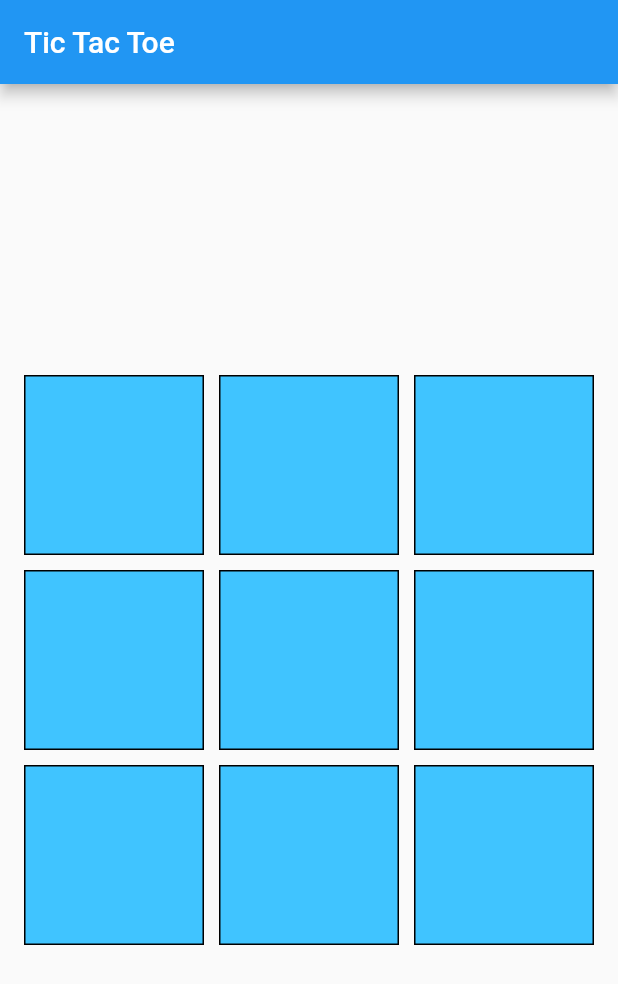
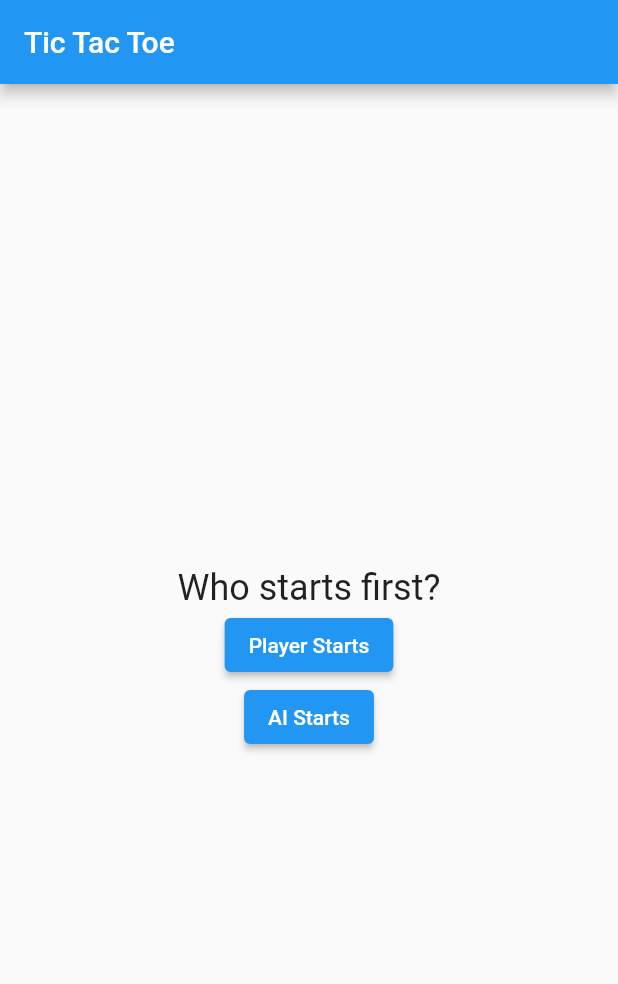
Before and after one commit to FairyEvilMoon/tictactoe, a Flutter app: the screen it shows after launch, on a phone screen of 412 x 824 dp. Shown: the top 984 px of the screen. Run offline on Flutter 3.47's test engine with Material 2 defaults, Android fonts, the phone set to English and light mode, and no system bars.

Commit message:
added option to choose who goes first

```diff
--- a/lib/main.dart
+++ b/lib/main.dart
@@ -25,6 +25,18 @@ class _TicTacToePageState extends State<TicTacToePage> {
   List<String> board = List.generate(9, (index) => '');
   String winner = '';
   bool gameOver = false;
+  bool playerStarts = true; // New variable to track who starts
+  bool isGameStarted = false; // Track if the game has started
+
+  void _startGame(bool playerFirst) {
+    setState(() {
+      playerStarts = playerFirst;
+      isGameStarted = true;
+      if (!playerFirst) {
+        _aiMove(); // AI makes the first move
+      }
+    });
+  }
 
   void _handleTap(int index) {
     if (board[index] != '' || gameOver) return;
@@ -120,7 +132,25 @@ class _TicTacToePageState extends State<TicTacToePage> {
       appBar: AppBar(
         title: Text('Tic Tac Toe'),
       ),
-      body: Column(
+      body: !isGameStarted
+          ? Center(
+              // Start game options
+              child: Column(
+                mainAxisSize: MainAxisSize.min,
+                children: <Widget>[
+                  Text('Who starts first?', style: TextStyle(fontSize: 24)),
+                  ElevatedButton(
+                    onPressed: () => _startGame(true),
+                    child: Text('Player Starts'),
+                  ),
+                  ElevatedButton(
+                    onPressed: () => _startGame(false),
+                    child: Text('AI Starts'),
+                  ),
+                ],
+              ),
+            )
+          : Column(
               mainAxisAlignment: MainAxisAlignment.center,
               crossAxisAlignment: CrossAxisAlignment.center,
               children: <Widget>[
```
Lines whose indentation alone changed are shown as unchanged.
